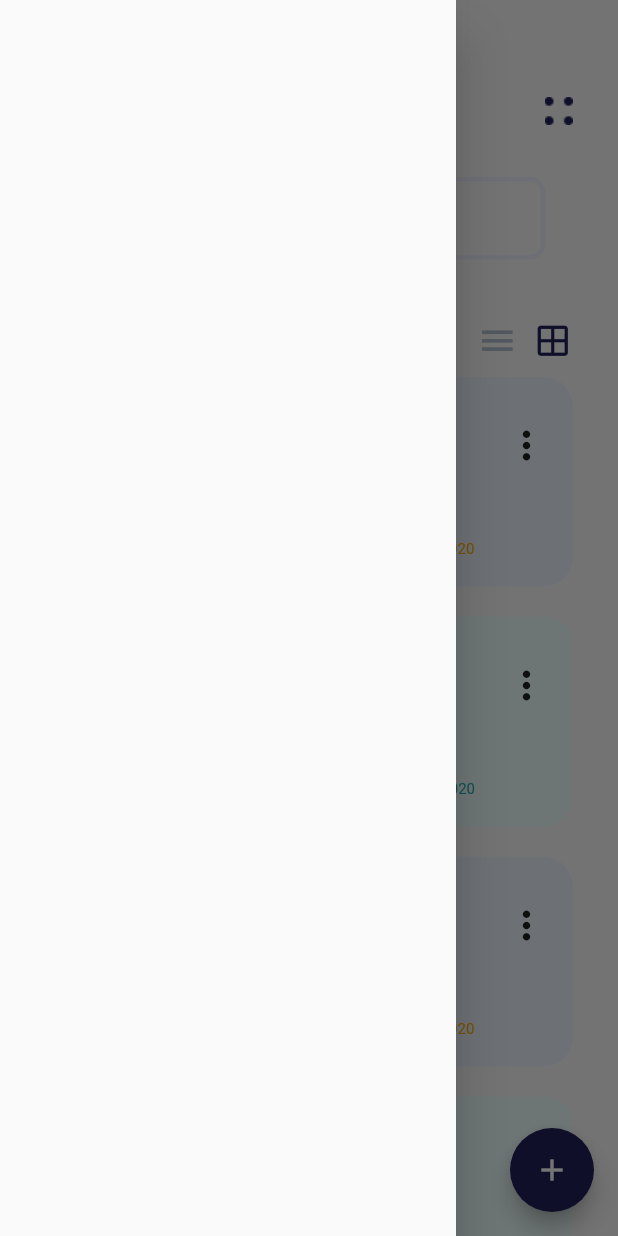
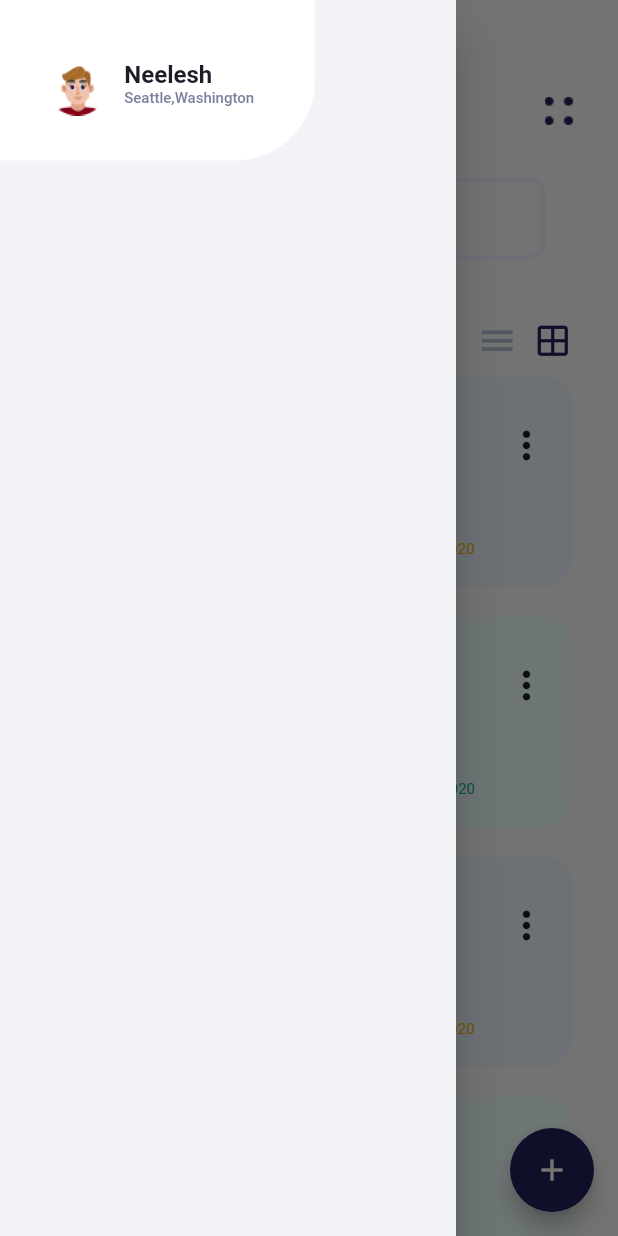
Before and after one commit to AlninoDP/dirbbox, a Flutter app: the screen it shows after launch, with the side drawer open, on a phone screen of 412 x 824 dp. Run offline on Flutter 3.47's test engine with Material 2 defaults, Android fonts, the phone set to English and light mode, and no system bars.

Commit message:
making drawer and drawer header

```diff
--- a/lib/main.dart
+++ b/lib/main.dart
@@ -1,11 +1,24 @@
 import 'package:dirbbox/viewmodels/storage_viewmodel.dart';
+import 'package:dirbbox/viewmodels/user_profile_viewmodel.dart';
 import 'package:dirbbox/views/home_page/home_page.dart';
 import 'package:dirbbox/views/login_page/login_page.dart';
 import 'package:flutter/material.dart';
 import 'package:provider/provider.dart';
 
 void main() {
-  runApp(const MyApp());
+  runApp(
+    MultiProvider(
+      providers: [
+        ChangeNotifierProvider(
+          create: (context) => StorageViewModel(),
+        ),
+        ChangeNotifierProvider(
+          create: (context) => UserProfileViewModel(),
+        )
+      ],
+      child: const MyApp(),
+    ),
+  );
 }
 
 class MyApp extends StatelessWidget {
@@ -13,12 +26,9 @@ class MyApp extends StatelessWidget {
 
   @override
   Widget build(BuildContext context) {
-    return ChangeNotifierProvider(
-      create: (context) => StorageViewModel(),
-      child: const MaterialApp(
-        debugShowCheckedModeBanner: false,
-        home: HomePage(),
-      ),
+    return const MaterialApp(
+      debugShowCheckedModeBanner: false,
+      home: HomePage(),
     );
   }
 }
--- a/lib/views/home_page/home_page.dart
+++ b/lib/views/home_page/home_page.dart
@@ -1,4 +1,6 @@
 import 'package:dirbbox/viewmodels/storage_viewmodel.dart';
+import 'package:dirbbox/viewmodels/user_profile_viewmodel.dart';
+import 'package:dirbbox/views/home_page/widgets/drawer/header_drawer.dart';
 import 'package:dirbbox/views/home_page/widgets/dropdown_timestamp.dart';
 import 'package:dirbbox/views/home_page/widgets/grid_button.dart';
 import 'package:dirbbox/views/home_page/widgets/grid_menu.dart';
@@ -12,6 +14,7 @@ class HomePage extends StatelessWidget {
   @override
   Widget build(BuildContext context) {
     final storageViewModel = Provider.of<StorageViewModel>(context);
+    final userProfileViewModel = Provider.of<UserProfileViewModel>(context);
     return SafeArea(
       child: Scaffold(
         body: Padding(
@@ -111,7 +114,16 @@ class HomePage extends StatelessWidget {
               Icons.add,
               color: Color(0xffffffff),
             )),
-        drawer: Drawer(),
+        drawer: Drawer(
+          backgroundColor: const Color(0xffF1F3F6),
+          child: Column(
+            crossAxisAlignment: CrossAxisAlignment.start,
+            children: [
+              HeaderDrawer(userProfileViewModel: userProfileViewModel)
+            ],
+          ),
+        ),
+        drawerEdgeDragWidth: MediaQuery.of(context).size.width,
       ),
     );
   }
--- /dev/null
+++ b/lib/views/home_page/widgets/drawer/header_drawer.dart
@@ -0,0 +1,48 @@
+import 'package:dirbbox/viewmodels/user_profile_viewmodel.dart';
+import 'package:flutter/material.dart';
+
+class HeaderDrawer extends StatelessWidget {
+  final UserProfileViewModel userProfileViewModel;
+  const HeaderDrawer({super.key, required this.userProfileViewModel});
+
+  @override
+  Widget build(BuildContext context) {
+    return Container(
+      height: 107,
+      width: 210,
+      padding: const EdgeInsets.fromLTRB(30, 35, 35, 30),
+      decoration: const BoxDecoration(
+        borderRadius: BorderRadius.only(bottomRight: Radius.circular(53.5)),
+        color: Color(0xffFFFFFF),
+      ),
+      child: Row(
+        children: [
+          Image.asset('assets/images/profile_icon.png'),
+          const SizedBox(
+            width: 10,
+          ),
+          Column(
+            mainAxisAlignment: MainAxisAlignment.center,
+            crossAxisAlignment: CrossAxisAlignment.start,
+            children: [
+              Text(
+                userProfileViewModel.userProfile[0].firstName,
+                style: const TextStyle(
+                    color: Color(0xff1B1D28),
+                    fontSize: 16,
+                    fontWeight: FontWeight.w600),
+              ),
+              Text(
+                userProfileViewModel.userProfile[0].address,
+                style: const TextStyle(
+                    fontSize: 10,
+                    color: Color(0xff7B7F9E),
+                    fontWeight: FontWeight.w500),
+              )
+            ],
+          )
+        ],
+      ),
+    );
+  }
+}
```
